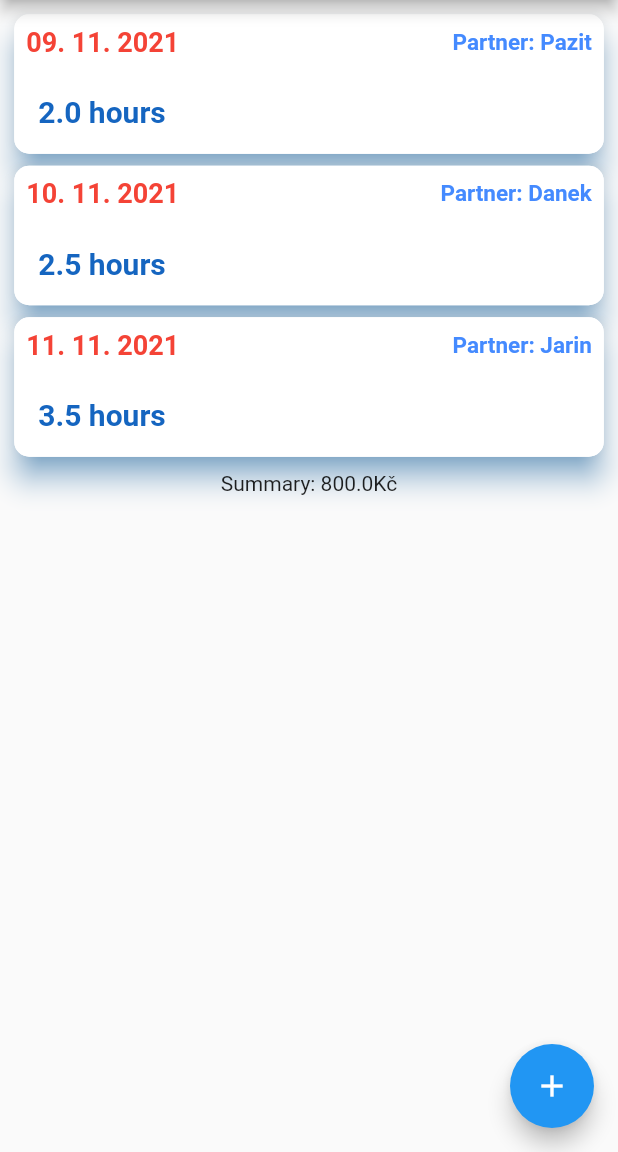
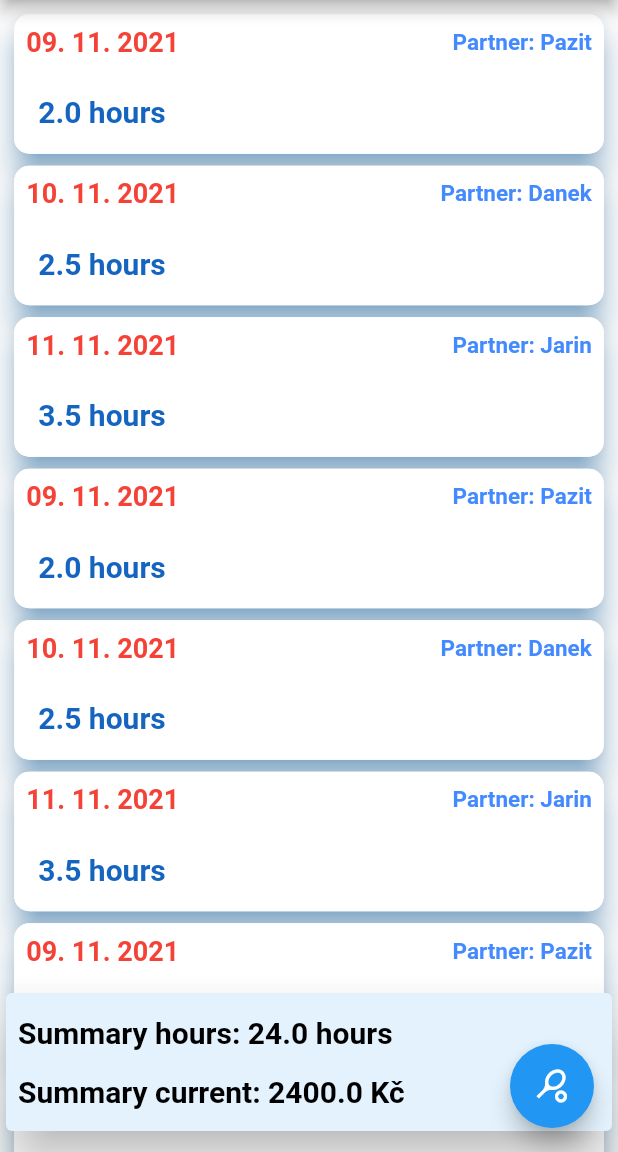
Before and after one commit to jelazi/tennis_cash_court, a Flutter app: the screen it shows after launch, on a phone screen of 412 x 824 dp, the part 84-1236 px from its top. Run offline on Flutter 3.47's test engine with Material 2 defaults, Android fonts, the phone set to English and light mode, and no system bars; our stand-ins replace datetime_picker_formfield; missing offline and left inert: flutter_picker.

Commit message:
Add: sum card, listviee size, position

```diff
--- a/lib/main.dart
+++ b/lib/main.dart
@@ -1,7 +1,9 @@
 import 'package:flutter/material.dart';
-import 'package:tennis_cash_court/model/hour_manager.dart';
-import 'package:tennis_cash_court/model/tennis_hour.dart';
-import 'package:tennis_cash_court/view/add_new_hour_dialog.dart';
+
+import './view/sum_card.dart';
+import './model/hour_manager.dart';
+import './model/tennis_hour.dart';
+import './view/add_new_hour_dialog.dart';
 import './view/listview_cards_hours.dart';
 
 void main() {
@@ -11,7 +13,6 @@ void main() {
 class MyApp extends StatelessWidget {
   MyApp({Key? key}) : super(key: key);
 
-  // This widget is the root of your application.
   @override
   Widget build(BuildContext context) {
     return MaterialApp(
@@ -42,22 +43,25 @@ class _MyHomePageState extends State<MyHomePage> {
       appBar: AppBar(
         title: Text(widget.title),
       ),
-      body: SingleChildScrollView(
-        child: Column(
-          children: [
-            ListViewCardsHours(),
-            Container(
-              child: Text('Summary: ' +
-                  widget.hourManager.summary.toString() +
-                  widget.hourManager.currency),
-            )
-          ],
-        ),
+      body: Stack(
+        children: [
+          Container(
+            child: ListViewCardsHours(),
+          ),
+          Positioned(
+            bottom: 10,
+            child: SizedBox(
+              width: MediaQuery.of(context).size.width,
+              height: 100,
+              child: SumCard(),
+            ),
+          ),
+        ],
       ),
       floatingActionButton: FloatingActionButton(
         onPressed: () => _displayAddHour(context),
-        tooltip: 'Increment',
-        child: const Icon(Icons.add),
+        tooltip: 'Add new hour',
+        child: const Icon(Icons.sports_tennis),
       ),
     );
   }
--- a/lib/model/hour_manager.dart
+++ b/lib/model/hour_manager.dart
@@ -1,16 +1,25 @@
 import 'package:flutter/foundation.dart';
-import 'package:tennis_cash_court/model/tennis_hour.dart';
+import '../model/tennis_hour.dart';
 
 class HourManager {
   List<TennisHour> listTennisHours = [];
   String currency = 'Kč';
   static final HourManager _hourManager = HourManager._internal();
   double priceForHour = 100;
-  double get summary {
+
+  double get summaryCurrent {
     double sum = 0;
-    for (TennisHour hour in listTennisHours) {
-      if (!hour.isSold) sum += (hour.hours * priceForHour);
-    }
+    listTennisHours
+        .map((hour) => {if (!hour.isSold) sum += (hour.hours * priceForHour)})
+        .toList();
+    return sum;
+  }
+
+  double get summaryHours {
+    double sum = 0;
+    listTennisHours
+        .map((hour) => {if (!hour.isSold) sum += hour.hours})
+        .toList();
     return sum;
   }
 
@@ -26,5 +35,11 @@ class HourManager {
     listTennisHours.add(TennisHour(DateTime.utc(2021, 11, 9), 2, 'Pazit'));
     listTennisHours.add(TennisHour(DateTime.utc(2021, 11, 10), 2.5, 'Danek'));
     listTennisHours.add(TennisHour(DateTime.utc(2021, 11, 11), 3.5, 'Jarin'));
+    listTennisHours.add(TennisHour(DateTime.utc(2021, 11, 9), 2, 'Pazit'));
+    listTennisHours.add(TennisHour(DateTime.utc(2021, 11, 10), 2.5, 'Danek'));
+    listTennisHours.add(TennisHour(DateTime.utc(2021, 11, 11), 3.5, 'Jarin'));
+    listTennisHours.add(TennisHour(DateTime.utc(2021, 11, 9), 2, 'Pazit'));
+    listTennisHours.add(TennisHour(DateTime.utc(2021, 11, 10), 2.5, 'Danek'));
+    listTennisHours.add(TennisHour(DateTime.utc(2021, 11, 11), 3.5, 'Jarin'));
   }
 }
--- a/lib/view/listview_cards_hours.dart
+++ b/lib/view/listview_cards_hours.dart
@@ -17,8 +17,6 @@ class _ListViewCardsHoursState extends State<ListViewCardsHours> {
   @override
   Widget build(BuildContext context) {
     return ListView.builder(
-      scrollDirection: Axis.vertical,
-      shrinkWrap: true,
       padding: const EdgeInsets.all(5.5),
       itemCount: widget.hourManager.listTennisHours.length,
       itemBuilder: _itemBuilder,
--- /dev/null
+++ b/lib/view/sum_card.dart
@@ -0,0 +1,53 @@
+import 'package:flutter/material.dart';
+import 'package:tennis_cash_court/model/hour_manager.dart';
+
+class SumCard extends StatefulWidget {
+  late HourManager hourManager;
+  SumCard() {
+    hourManager = HourManager();
+  }
+
+  @override
+  State<SumCard> createState() => _SumCardState();
+}
+
+class _SumCardState extends State<SumCard> {
+  TextStyle sumStyle = const TextStyle(
+    color: Colors.black,
+    fontWeight: FontWeight.bold,
+    fontSize: 20,
+  );
+
+  @override
+  Widget build(BuildContext context) {
+    return Card(
+      elevation: 15,
+      color: Colors.blue.shade50,
+      child: Column(
+        mainAxisAlignment: MainAxisAlignment.center,
+        crossAxisAlignment: CrossAxisAlignment.start,
+        children: [
+          Padding(
+            padding: const EdgeInsets.all(8.0),
+            child: Text(
+              'Summary hours: ' +
+                  widget.hourManager.summaryHours.toString() +
+                  ' hours',
+              style: sumStyle,
+            ),
+          ),
+          Padding(
+            padding: const EdgeInsets.all(8.0),
+            child: Text(
+              'Summary current: ' +
+                  widget.hourManager.summaryCurrent.toString() +
+                  ' ' +
+                  widget.hourManager.currency,
+              style: sumStyle,
+            ),
+          )
+        ],
+      ),
+    );
+  }
+}
```
